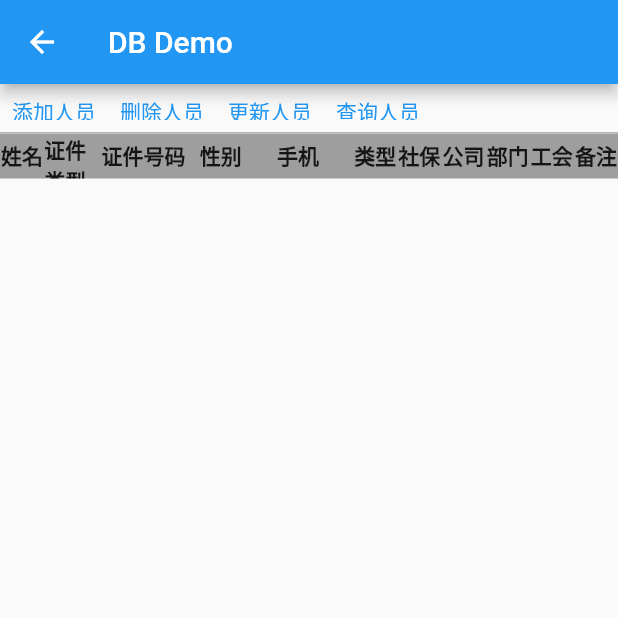
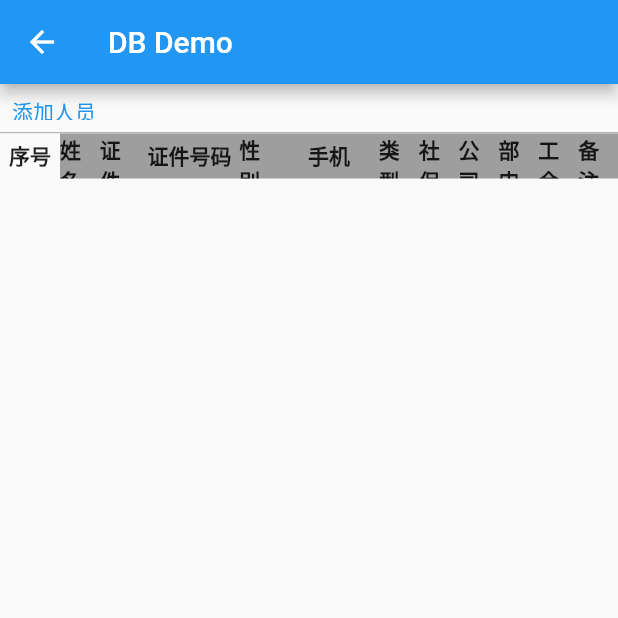
Before and after one commit to devin1014/desktop_demo, a Flutter app: the DatabaseDemo screen opened directly, on a phone screen of 412 x 824 dp, the top half of it. Run offline on Flutter 3.47's test engine with Material 2 defaults, Android fonts, the phone set to English and light mode, and no system bars; our stand-ins replace file_picker, logger, shared_preferences, sqflite_common, sqflite_common_ffi; missing offline and left inert: spreadsheet_decoder; accounts and stored records are empty.

Commit message:
[update] add title row and index column

```diff
--- a/lib/database/message.dart
+++ b/lib/database/message.dart
@@ -20,4 +20,6 @@ class Message {
   static const String setValueError = "设置错误";
   static const String setValueList = "取值范围";
   static const String setValueLength = "长度";
+
+  static const String index = "序号";
 }
--- a/lib/database/table.dart
+++ b/lib/database/table.dart
@@ -3,45 +3,83 @@
 import 'package:desktop_demo/database/employee.dart';
 import 'package:flutter/material.dart';
 
+import 'message.dart';
+
+typedef Callback = void Function(Employee employee);
+
 class EmployeeTable extends StatefulWidget {
-  const EmployeeTable({Key? key, required this.list}) : super(key: key);
+  const EmployeeTable({Key? key, required this.list, required this.callback}) : super(key: key);
 
   final List<Employee> list;
+  final Callback callback;
 
   @override
   State<EmployeeTable> createState() => _EmployeeTableState();
 }
 
 class _EmployeeTableState extends State<EmployeeTable> {
+  final int defaultItemFlex = 2;
+  final int defaultItemLongFlex = 5;
   final ValueNotifier<int> _valueNotifier = ValueNotifier(-1);
 
   int _lastSelected = -1;
 
   int _getFlex(String name) {
     if (name == IEmployee.column_identifyId || name == IEmployee.column_phone) {
-      return 5;
+      return defaultItemLongFlex;
     }
-    return 2;
+    return defaultItemFlex;
   }
 
   @override
   Widget build(BuildContext context) {
     print("${runtimeType.toString()} build");
-    return Column(
+    return Column(children: [
+      _buildRowTitle(), // row title
+      Expanded(
+        child: Row(
           children: [
-        /// title
+            _buildColumnIndex(), // column index
+            Expanded(child: _buildContent()),
+          ],
+        ),
+      )
+    ]);
+  }
+
+  Widget _buildRowTitle() => Row(children: [
         _RowItem(
-          tag: "title row",
+            tag: "title index row",
+            width: 40,
+            height: 30,
+            bgColor: Colors.grey.shade50,
+            items: const [Message.index],
+            flexBuilder: (name) => defaultItemFlex,
+            widgetBuilder: (context, name) => _titleCell(name: name)),
+        Expanded(
+            child: _RowItem(
+                tag: "title other row",
                 height: 30,
                 bgColor: Colors.grey,
                 items: IEmployee.columns,
                 flexBuilder: _getFlex,
-          widgetBuilder: (context, name) =>
-              Center(child: Text(name, style: const TextStyle(fontWeight: FontWeight.bold))),
+                widgetBuilder: (context, name) => _titleCell(name: name)))
+      ]);
+
+  Widget _buildColumnIndex() => SizedBox(
+      width: 40,
+      child: ListView.separated(
+        itemBuilder: (context, index) => _titleCell(
+          name: "$index",
+          width: 40,
+          height: 30,
+          bgColor: Colors.blueGrey,
         ),
-        Expanded(
-          /// real data
-          child: ListView.separated(
+        separatorBuilder: (context, index) => const Divider(height: 1.0, color: Colors.grey),
+        itemCount: widget.list.length,
+      ));
+
+  Widget _buildContent() => ListView.separated(
       scrollDirection: Axis.vertical,
       itemBuilder: (context, index) {
         final Employee employee = widget.list[index];
@@ -59,7 +97,7 @@ class _EmployeeTableState extends State<EmployeeTable> {
             print("tap: current=$index, last=$_lastSelected");
           },
           onDoubleTap: () {
-                    //TODO
+            widget.callback(employee);
           },
           child: ValueListenableBuilder(
             valueListenable: _valueNotifier,
@@ -104,10 +142,27 @@ class _EmployeeTableState extends State<EmployeeTable> {
         );
       },
       separatorBuilder: (context, index) => const Divider(height: 1.0, color: Colors.grey),
-              itemCount: widget.list.length),
-        )
-      ],
+      itemCount: widget.list.length);
+
+  Widget _titleCell({
+    required String name,
+    double? width,
+    double? height,
+    Color? bgColor,
+  }) {
+    final child = Center(
+      child: Text(name, style: const TextStyle(fontWeight: FontWeight.bold)),
     );
+    if (width != null && width > 0 && height != null && height > 0) {
+      return Container(
+        alignment: Alignment.center,
+        width: width,
+        height: height,
+        color: bgColor,
+        child: child,
+      );
+    }
+    return child;
   }
 }
 
--- a/lib/db_demo.dart
+++ b/lib/db_demo.dart
@@ -1,5 +1,6 @@
 import 'dart:math';
 
+import 'package:desktop_demo/database/action_dialog.dart';
 import 'package:desktop_demo/database/employee.dart';
 import 'package:desktop_demo/database/provider.dart';
 import 'package:desktop_demo/database/result.dart';
@@ -33,7 +34,7 @@ class _DatabaseDemoState extends State<DatabaseDemo> {
     });
   }
 
-  // List<String> _filterNames = [];
+  int _addEmployeeIndex = 0;
 
   @override
   Widget build(BuildContext context) {
@@ -49,31 +50,43 @@ class _DatabaseDemoState extends State<DatabaseDemo> {
               height: 32,
               child: Row(
                 children: [
-                  TextButton(onPressed: _add, child: const Text("添加人员", style: TextStyle(fontSize: 14))),
-                  TextButton(onPressed: _delete, child: const Text("删除人员", style: TextStyle(fontSize: 14))),
-                  TextButton(onPressed: _update, child: const Text("更新人员", style: TextStyle(fontSize: 14))),
                   TextButton(
-                      onPressed: () async => _valueNotifier.value = await _query(),
-                      child: const Text("查询人员", style: TextStyle(fontSize: 14))),
+                      onPressed: () {
+                        if (_addEmployeeIndex % 2 == 0) {
+                          _add(testEmployee);
+                        } else {
+                          _add(testErrorEmployee);
+                        }
+                        _addEmployeeIndex++;
+                      },
+                      child: const Text("添加人员", style: TextStyle(fontSize: 14))),
+                  // TextButton(
+                  //     onPressed: () => _delete(testEmployee),
+                  //     child: const Text("删除人员", style: TextStyle(fontSize: 14))),
+                  // TextButton(
+                  //     onPressed: () => _update(testEmployee),
+                  //     child: const Text("更新人员", style: TextStyle(fontSize: 14))),
+                  // TextButton(
+                  //     onPressed: () async => _valueNotifier.value = await _query(),
+                  //     child: const Text("查询人员", style: TextStyle(fontSize: 14))),
                 ],
               ),
             ),
             const Divider(height: 1.0, color: Colors.grey),
-            // SizedBox(
-            //   height: 54,
-            //   child: DropdownButton<String>(
-            //     value: "",
-            //     icon: const Icon(Icons.arrow_drop_down_sharp),
-            //     onChanged: (newValue) {},
-            //     items: _filterNames
-            //         .map<DropdownMenuItem<String>>((value) => DropdownMenuItem(child: Text(value)))
-            //         .toList(),
-            //   ),
-            // ),
             Expanded(
               child: ValueListenableBuilder<List<Employee>>(
                 valueListenable: _valueNotifier,
-                builder: (context, value, child) => EmployeeTable(list: value),
+                builder: (context, value, child) => EmployeeTable(
+                  list: value,
+                  callback: (employee) async {
+                    final result = await DialogUtil.showListSimpleDialog(context, title: "选择", list: ["更新", "删除"]);
+                    if (result == 0) {
+                      _update(employee);
+                    } else if (result == 1) {
+                      _delete(employee);
+                    }
+                  },
+                ),
               ),
             ),
           ],
@@ -82,22 +95,21 @@ class _DatabaseDemoState extends State<DatabaseDemo> {
     );
   }
 
-  void _add() async {
-    final result = await _provider.insert(testErrorEmployee);
+  void _add(Employee employee) async {
+    final result = await _provider.insert(employee);
     if (result.code == ResultCode.success) {
       _valueNotifier.value = await _query();
     }
   }
 
-  void _delete() async {
-    final result = await _provider.delete(testEmployee);
+  void _delete(Employee employee) async {
+    final result = await _provider.delete(employee);
     if (result.code == ResultCode.success) {
       _valueNotifier.value = await _query();
     }
   }
 
-  void _update() async {
-    Employee employee = testEmployee;
+  void _update(Employee employee) async {
     employee.set(IEmployee.column_note, "#${Random(DateTime.now().millisecondsSinceEpoch).nextInt(100)}");
     final result = await _provider.update(employee);
     if (result.code == ResultCode.success) {
```
Also changed, not shown: lib/database/action_dialog.dart (added, +38 -0 lines). Lines whose indentation alone changed are shown as unchanged.
